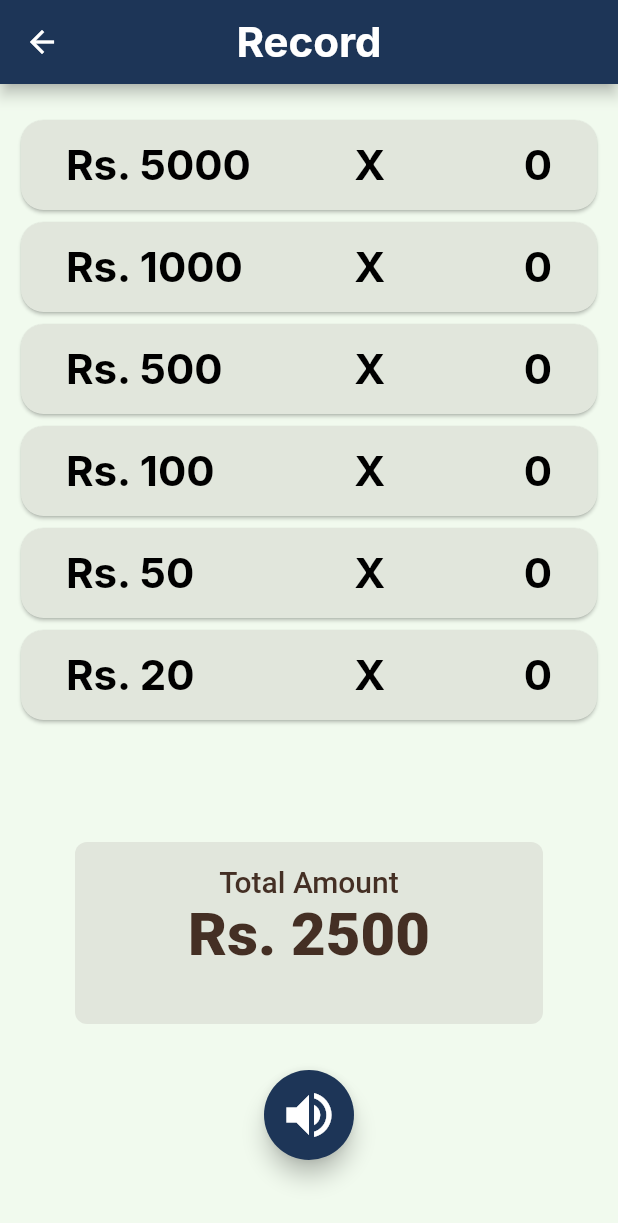
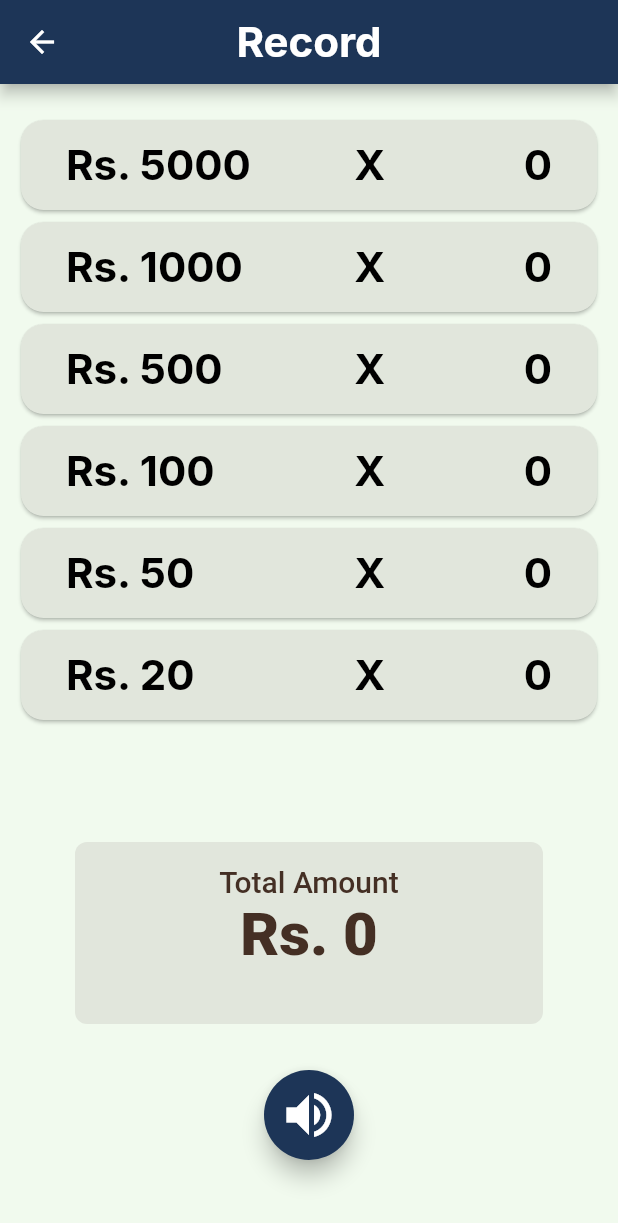
Before and after one commit to pushpe1174/SDGP, a Flutter app: the SummaryScreen screen opened directly with empty values, on a phone screen of 412 x 824 dp. Shown: the top 1223 px of the screen. Run offline on Flutter 3.47's test engine with Material 2 defaults, Android fonts, the phone set to English and light mode, and no system bars; our stand-ins replace animated_text_kit, cloud_firestore, firebase_auth, firebase_core, flutter_spinkit, gap and 4 more; accounts and stored records are empty.

Commit message:
setup total amount

```diff
--- a/currency_mate_app/lib/Api/send_to_database.dart
+++ b/currency_mate_app/lib/Api/send_to_database.dart
@@ -1,4 +1,5 @@
 import 'package:cloud_firestore/cloud_firestore.dart';
+import 'package:currency_mate_app/Utils/get_total.dart';
 
 import '../Model/user_record.dart';
 
@@ -9,15 +10,7 @@ class SendToDatabase{
   SendToDatabase(this.detect);
 
   sendDatabase() async {
-    for (int i = 0; i < notes.length; i++) {
-      if (detect[notes[i]] == null) {
-        total += 0;
-      } else {
-        int noteValue = notes[i];
-        int noteAmount = detect[notes[i]]!;
-        total += noteValue * noteAmount;
-      }
-    }
+    total = GetTotal.getTotal(detect);
     await _createRecord(detect, total);
   }
 
--- a/currency_mate_app/lib/Screens/record_screen.dart
+++ b/currency_mate_app/lib/Screens/record_screen.dart
@@ -72,7 +72,7 @@ class _PreviousRecordState extends State<PreviousRecord> {
                               alignment: Alignment.centerLeft,
                               child: Text(
                                 DateFormat('H:mm:ss').format(document['date'].toDate()),
-                                style: Style.numberStyle,
+                                style: Style.numberStyle2,
                               ),
                             ),
                           ),
@@ -81,7 +81,7 @@ class _PreviousRecordState extends State<PreviousRecord> {
                               alignment: Alignment.centerRight,
                               child: Text(
                                 'Rs. ${document['total']}',
-                                style: Style.numberStyle,
+                                style: Style.numberStyle2,
                               ),
                             ),
                           ),
--- a/currency_mate_app/lib/Screens/summary_screen.dart
+++ b/currency_mate_app/lib/Screens/summary_screen.dart
@@ -1,11 +1,28 @@
+import 'package:currency_mate_app/Utils/get_total.dart';
 import 'package:currency_mate_app/Utils/summary_card.dart';
 import 'package:currency_mate_app/Utils/style.dart';
 import 'package:flutter/material.dart';
-class SummaryScreen extends StatelessWidget {
-  SummaryScreen(this.res ,{super.key});
+class SummaryScreen extends StatefulWidget {
+  const SummaryScreen(this.res ,{super.key});
   final Map<int,int> res;
 
+  @override
+  State<SummaryScreen> createState() => _SummaryScreenState();
+}
+
+class _SummaryScreenState extends State<SummaryScreen> {
+  int total = 0;
   final notes = [5000,1000,500,100,50,20];
+
+  _getTotal(){
+    total = GetTotal.getTotal(widget.res);
+  }
+
+  @override
+  void initState() {
+    super.initState();
+    _getTotal();
+  }
 
   @override
   Widget build(BuildContext context) {
@@ -32,10 +49,10 @@ class SummaryScreen extends StatelessWidget {
                 child: ListView.builder(
                   itemCount: notes.length,
                   itemBuilder: (context, index) {
-                    if(res[notes[index]] == null){
+                    if(widget.res[notes[index]] == null){
                       return SummaryCard(notes[index],0);
                     }else{
-                      return SummaryCard(notes[index],res[notes[index]]!);
+                      return SummaryCard(notes[index],widget.res[notes[index]]!);
                     }
                   },
                 ),
@@ -51,8 +68,8 @@ class SummaryScreen extends StatelessWidget {
                   padding: const EdgeInsets.fromLTRB(8, 15, 8, 15),
                   alignment: Alignment.topCenter,
                   child: Column(
-                    children: const [
-                      Text(
+                    children: [
+                      const Text(
                         "Total Amount",
                         style: TextStyle(
                           fontSize: 20,
@@ -61,8 +78,8 @@ class SummaryScreen extends StatelessWidget {
                         ),
                       ),
                       Text(
-                        "Rs. 2500",
-                        style: TextStyle(
+                        "Rs. $total",
+                        style: const TextStyle(
                           fontSize: 40,
                           fontWeight: FontWeight.w900,
                           color: Color(0xFF442F24),
--- /dev/null
+++ b/currency_mate_app/lib/Utils/get_total.dart
@@ -0,0 +1,17 @@
+class GetTotal{
+  static final notes = [5000,1000,500,100,50,20];
+
+  static getTotal(Map<int,int> detect) {
+    int total = 0;
+    for (int i = 0; i < notes.length; i++) {
+      if (detect[notes[i]] == null) {
+        total += 0;
+      } else {
+        int noteValue = notes[i];
+        int noteAmount = detect[notes[i]]!;
+        total += noteValue * noteAmount;
+      }
+    }
+    return total;
+  }
+}
--- a/currency_mate_app/lib/Utils/style.dart
+++ b/currency_mate_app/lib/Utils/style.dart
@@ -36,5 +36,10 @@ class Style{
       fontWeight: FontWeight.bold,
       color: Colors.black,
   );
+  static TextStyle numberStyle2 = GoogleFonts.inter(
+    fontSize: 24,
+    fontWeight: FontWeight.bold,
+    color: Colors.black,
+  );
 
 }
```
